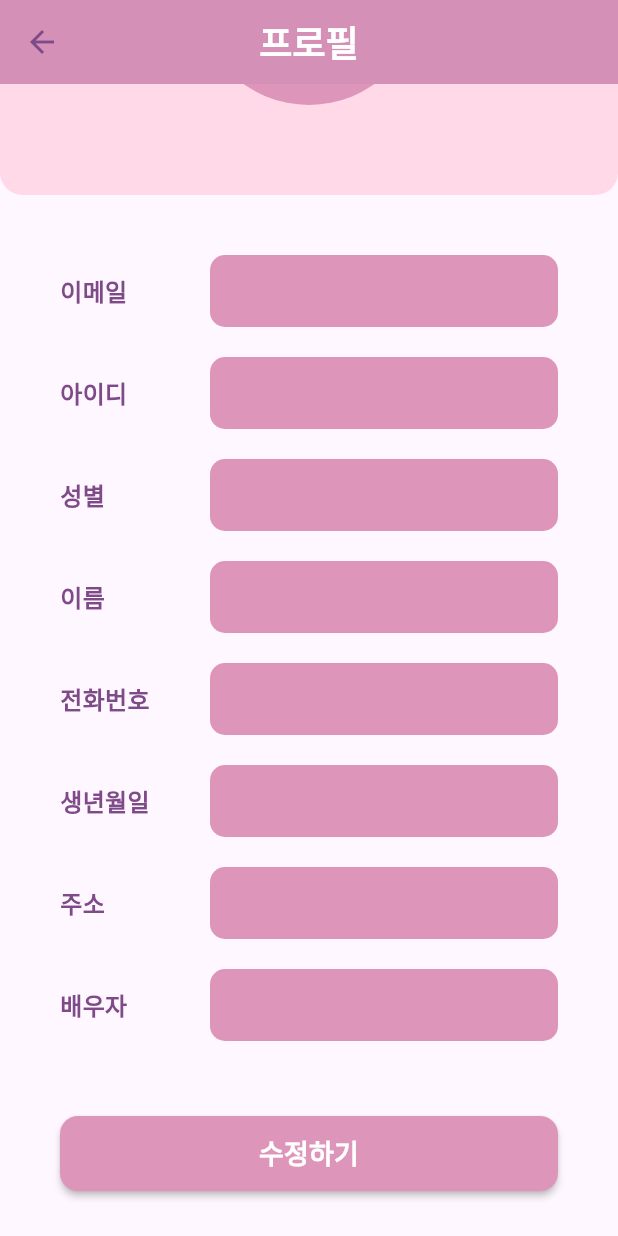
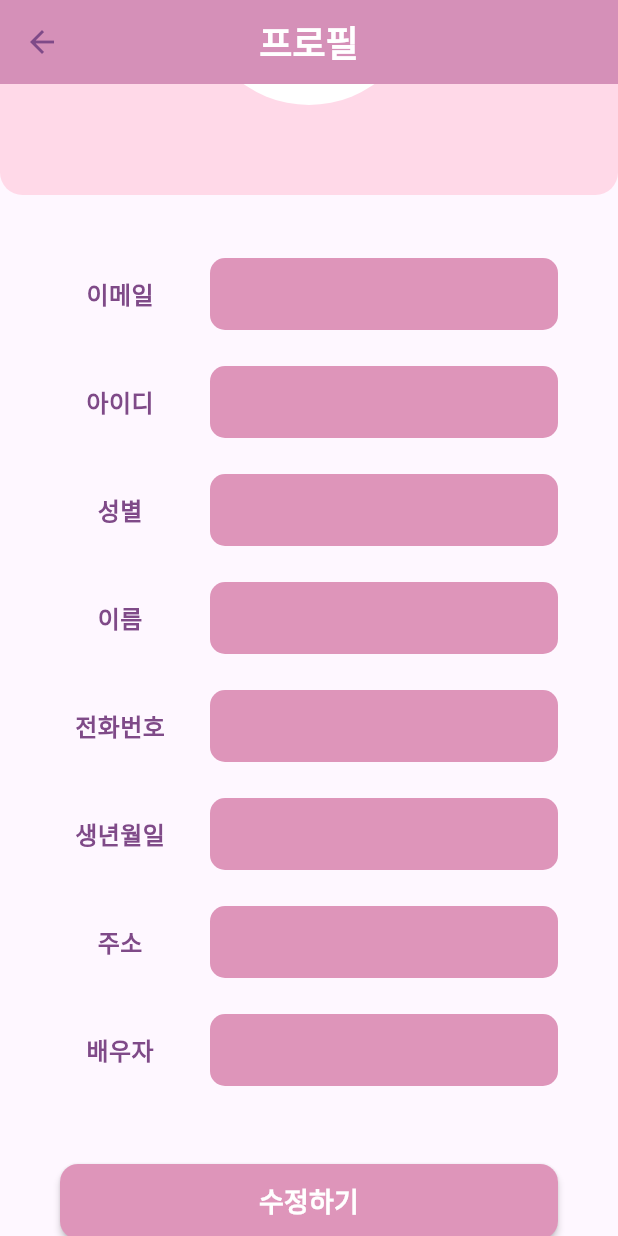
Before and after one commit to shiroHSG/Pium, a Flutter app: the ProfileEditPageUI screen opened directly with empty values, scrolled down 176 dp, on a phone screen of 412 x 824 dp. Run offline on Flutter 3.47's test engine with Material 3 defaults, Android fonts, the phone set to English and light mode, and no system bars; our stand-ins replace image_picker, shared_preferences, webview_flutter; accounts and stored records are empty; network calls fail; Roboto replaces fonts that are missing (Jua).

Commit message:
update auth_services.dart

```diff
--- a/backend_spring/src/main/frontend_flutter/lib/screens/my_page/profile_edit/profile_edit_page_ui.dart
+++ b/backend_spring/src/main/frontend_flutter/lib/screens/my_page/profile_edit/profile_edit_page_ui.dart
@@ -1,5 +1,6 @@
 import 'package:flutter/material.dart';
 import 'package:frontend_flutter/theme/app_theme.dart';
+import '../../../widgets/protected_image.dart';
 
 class ProfileEditPageUI extends StatelessWidget {
   final TextEditingController emailController;
@@ -12,6 +13,7 @@ class ProfileEditPageUI extends StatelessWidget {
   final TextEditingController mateController;
   final bool isEditing;
   final VoidCallback onToggleEdit;
+  final String? profileImageUrl;
 
   const ProfileEditPageUI({
     Key? key,
@@ -25,6 +27,7 @@ class ProfileEditPageUI extends StatelessWidget {
     required this.mateController,
     required this.isEditing,
     required this.onToggleEdit,
+    this.profileImageUrl,
   }) : super(key: key);
 
   @override
@@ -50,7 +53,7 @@ class ProfileEditPageUI extends StatelessWidget {
       body: SingleChildScrollView(
         child: Column(
           children: [
-            const _ProfileEditHeader(),
+            _ProfileEditHeader(profileImageUrl: profileImageUrl),
             const SizedBox(height: 30),
             Padding(
               padding: const EdgeInsets.symmetric(horizontal: 40.0),
@@ -69,7 +72,10 @@ class ProfileEditPageUI extends StatelessWidget {
                     width: double.infinity,
                     height: 50,
                     child: ElevatedButton(
-                      onPressed: onToggleEdit,
+                      onPressed: () {
+                        FocusScope.of(context).unfocus();
+                        onToggleEdit();
+                      },
                       child: Text(
                         isEditing ? '완료' : '수정하기',
                         style: const TextStyle(fontSize: 18, fontWeight: FontWeight.bold),
@@ -104,18 +110,21 @@ class ProfileEditPageUI extends StatelessWidget {
     final Color fieldColor = (readOnly ? AppTheme.primaryPurple : AppTheme.lightPink);
 
     return Padding(
-      padding: const EdgeInsets.symmetric(vertical: 10.0),
+      padding: const EdgeInsets.symmetric(vertical: 12.0),
       child: Row(
         crossAxisAlignment: CrossAxisAlignment.center,
         children: [
           SizedBox(
             width: 80,
+            child: FittedBox(
+              fit: BoxFit.scaleDown,
               child: Text(
                 label,
                 style: const TextStyle(
                   fontSize: 16,
                   fontWeight: FontWeight.bold,
                   color: AppTheme.textPurple,
+                ),
               ),
             ),
           ),
@@ -147,7 +156,9 @@ class ProfileEditPageUI extends StatelessWidget {
 }
 
 class _ProfileEditHeader extends StatelessWidget {
-  const _ProfileEditHeader();
+  final String? profileImageUrl;
+
+  const _ProfileEditHeader({this.profileImageUrl});
 
   @override
   Widget build(BuildContext context) {
@@ -164,15 +175,18 @@ class _ProfileEditHeader extends StatelessWidget {
             width: 150,
             height: 150,
             decoration: const BoxDecoration(
-              color: AppTheme.primaryPurple,
               shape: BoxShape.circle,
+              color: Colors.white,
             ),
-            child: const Center(
-              child: Icon(
-                Icons.camera_alt,
-                color: Colors.white,
-                size: 50,
+            child: profileImageUrl != null && profileImageUrl!.isNotEmpty
+                ? ClipOval(
+              child: Image.network(
+                profileImageUrl!,
+                fit: BoxFit.cover,
               ),
+            )
+                : const Center(
+              child: Icon(Icons.camera_alt, color: AppTheme.primaryPurple, size: 50),
             ),
           ),
           const SizedBox(height: 20),
```
Also changed, not shown: backend_spring/src/main/frontend_flutter/lib/models/auth/auth_services.dart (+33 -0 lines), backend_spring/src/main/frontend_flutter/lib/pages/my_page/profile_edit/profile_edit_page.dart (+34 -18 lines). Lines whose indentation alone changed are shown as unchanged.
